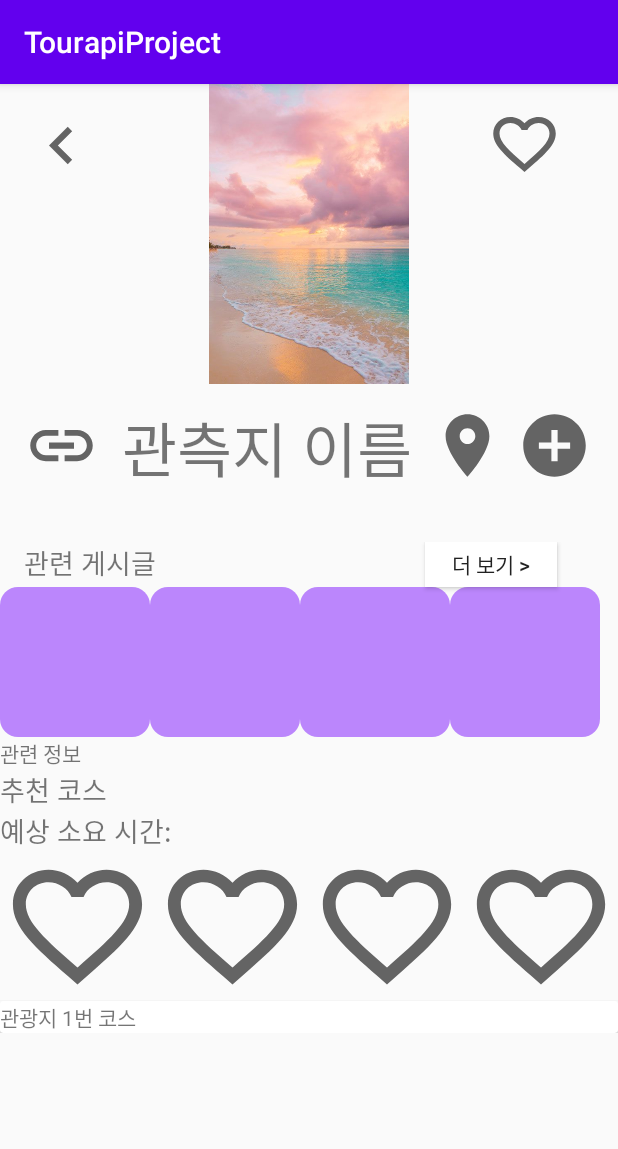
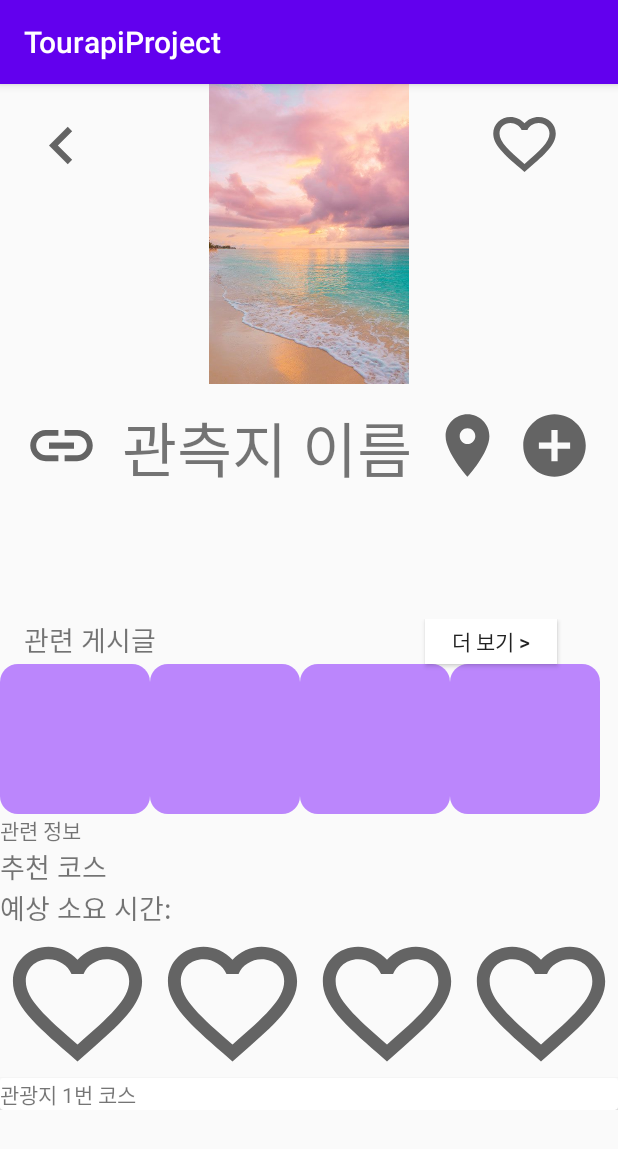
Before and after one commit to 21TourApiProject/AndroidApp, an Android app: the ObservationsiteActivity screen opened directly, with no data from a screen before it, on a phone screen of 412 x 824 dp. Shown: the top 1149 px of the screen. Run offline under Robolectric (Android 15) with nearby library versions, the phone set to English and light mode, and no system bars.

Commit message:
파일 정리 및 관측지 layout commit

```diff
--- a/app/src/main/java/com/starrynight/tourapiproject/ObservationsiteActivity.java
+++ b/app/src/main/java/com/starrynight/tourapiproject/ObservationsiteActivity.java
@@ -15,14 +15,14 @@ public class ObservationsiteActivity extends AppCompatActivity {
         super.onCreate(savedInstanceState);
         setContentView(R.layout.activity_observationsite);
 
-        Button heart_btn = findViewById(R.id.button6);
+        Button heart_btn = findViewById(R.id.obvheart_btn);
         heart_btn.setOnClickListener(new View.OnClickListener() {
             @Override
             public void onClick(View v) {
                 v.setSelected(!v.isSelected());
             }
         });
-        Button back_btn =findViewById(R.id.button);
+        Button back_btn =findViewById(R.id.obvback_btn);
         back_btn.setOnClickListener(new View.OnClickListener() {
             @Override
             public void onClick(View v) {
--- a/app/src/main/res/layout/activity_observationsite.xml
+++ b/app/src/main/res/layout/activity_observationsite.xml
@@ -7,7 +7,7 @@
     tools:context=".ObservationsiteActivity">
 
     <ImageView
-        android:id="@+id/imageView5"
+        android:id="@+id/obv_name"
         android:layout_width="0dp"
         android:layout_height="200dp"
         app:layout_constraintBottom_toBottomOf="parent"
@@ -19,7 +19,7 @@
         app:srcCompat="@drawable/backgroundocean" />
 
     <Button
-        android:id="@+id/button"
+        android:id="@+id/obvback_btn"
         android:layout_width="50dp"
         android:layout_height="50dp"
         android:layout_marginTop="16dp"
@@ -30,7 +30,7 @@
         app:layout_constraintTop_toTopOf="parent" />
 
     <Button
-        android:id="@+id/button6"
+        android:id="@+id/obvheart_btn"
         android:layout_width="50dp"
         android:layout_height="0dp"
         android:layout_marginTop="16dp"
@@ -41,7 +41,7 @@
         app:layout_constraintTop_toTopOf="parent" />
 
     <Button
-        android:id="@+id/button13"
+        android:id="@+id/obvlink_btn"
         android:layout_width="50dp"
         android:layout_height="50dp"
         android:background="@drawable/link__button"
@@ -49,11 +49,11 @@
         app:layout_constraintEnd_toEndOf="parent"
         app:layout_constraintHorizontal_bias="0.044"
         app:layout_constraintStart_toStartOf="parent"
-        app:layout_constraintTop_toBottomOf="@+id/imageView5"
+        app:layout_constraintTop_toBottomOf="@+id/obv_name"
         app:layout_constraintVertical_bias="0.031" />
 
     <TextView
-        android:id="@+id/textView8"
+        android:id="@+id/obv_nametext"
         android:layout_width="wrap_content"
         android:layout_height="wrap_content"
         android:text="관측지 이름"
@@ -61,32 +61,32 @@
         app:layout_constraintBottom_toBottomOf="parent"
         app:layout_constraintEnd_toEndOf="parent"
         app:layout_constraintHorizontal_bias="0.1"
-        app:layout_constraintStart_toEndOf="@+id/button13"
-        app:layout_constraintTop_toBottomOf="@+id/imageView5"
+        app:layout_constraintStart_toEndOf="@+id/obvlink_btn"
+        app:layout_constraintTop_toBottomOf="@+id/obv_name"
         app:layout_constraintVertical_bias="0.025" />
 
     <Button
-        android:id="@+id/button14"
+        android:id="@+id/obvlocation_btn"
         android:layout_width="50dp"
         android:layout_height="50dp"
         android:background="@drawable/ic_baseline_location_on_24"
         app:layout_constraintBottom_toBottomOf="parent"
         app:layout_constraintEnd_toEndOf="parent"
         app:layout_constraintHorizontal_bias="0.141"
-        app:layout_constraintStart_toEndOf="@+id/textView8"
-        app:layout_constraintTop_toBottomOf="@+id/imageView5"
+        app:layout_constraintStart_toEndOf="@+id/obv_nametext"
+        app:layout_constraintTop_toBottomOf="@+id/obv_name"
         app:layout_constraintVertical_bias="0.031" />
 
     <Button
-        android:id="@+id/button15"
+        android:id="@+id/obv_postplus_btn"
         android:layout_width="50dp"
         android:layout_height="50dp"
         android:background="@drawable/post_plus__button"
         app:layout_constraintBottom_toBottomOf="parent"
         app:layout_constraintEnd_toEndOf="parent"
         app:layout_constraintHorizontal_bias="0.304"
-        app:layout_constraintStart_toEndOf="@+id/button14"
-        app:layout_constraintTop_toBottomOf="@+id/imageView5"
+        app:layout_constraintStart_toEndOf="@+id/obvlocation_btn"
+        app:layout_constraintTop_toBottomOf="@+id/obv_name"
         app:layout_constraintVertical_bias="0.031" />
 
     <ScrollView
@@ -94,10 +94,8 @@
         android:layout_height="wrap_content"
         app:layout_constraintBottom_toBottomOf="parent"
         app:layout_constraintEnd_toEndOf="parent"
-        app:layout_constraintHorizontal_bias="0.0"
         app:layout_constraintStart_toStartOf="parent"
-        app:layout_constraintTop_toTopOf="parent"
-        app:layout_constraintVertical_bias="0.693">
+        app:layout_constraintTop_toBottomOf="@id/obv_nametext">
 
         <LinearLayout
             android:layout_width="match_parent"
@@ -109,7 +107,7 @@
                 android:layout_height="match_parent">
 
                 <TextView
-                    android:id="@+id/textView17"
+                    android:id="@+id/obvpostname"
                     android:layout_width="wrap_content"
                     android:layout_height="wrap_content"
                     android:layout_marginStart="16dp"
@@ -121,7 +119,7 @@
                     app:layout_constraintVertical_bias="0.0" />
 
                 <Button
-                    android:id="@+id/button16"
+                    android:id="@+id/moreobvpost_btn"
                     android:layout_width="wrap_content"
                     android:layout_height="30sp"
                     android:background="#ffffff"
@@ -129,7 +127,7 @@
                     app:layout_constraintBottom_toBottomOf="parent"
                     app:layout_constraintEnd_toEndOf="parent"
                     app:layout_constraintHorizontal_bias="0.814"
-                    app:layout_constraintStart_toEndOf="@+id/textView17"
+                    app:layout_constraintStart_toEndOf="@+id/obvpostname"
                     app:layout_constraintTop_toTopOf="parent"
                     app:layout_constraintVertical_bias="0.0" />
 
@@ -140,7 +138,7 @@
                     app:layout_constraintEnd_toEndOf="parent"
                     app:layout_constraintHorizontal_bias="0.0"
                     app:layout_constraintStart_toStartOf="parent"
-                    app:layout_constraintTop_toBottomOf="@+id/button16">
+                    app:layout_constraintTop_toBottomOf="@+id/moreobvpost_btn">
 
                     <LinearLayout
                         android:layout_width="wrap_content"
```
Also changed, not shown: app/src/main/java/com/starrynight/tourapiproject/ui/dashboard/DashboardFragment.java (deleted, +0 -44 lines), app/src/main/java/com/starrynight/tourapiproject/ui/dashboard/DashboardViewModel.java (deleted, +0 -19 lines), app/src/main/java/com/starrynight/tourapiproject/ui/home/HomeFragment.java (deleted, +0 -44 lines), app/src/main/java/com/starrynight/tourapiproject/ui/home/HomeViewModel.java (deleted, +0 -19 lines), app/src/main/java/com/starrynight/tourapiproject/ui/notifications/NotificationsFragment.java (deleted, +0 -44 lines), app/src/main/java/com/starrynight/tourapiproject/ui/notifications/NotificationsViewModel.java (deleted, +0 -19 lines).
